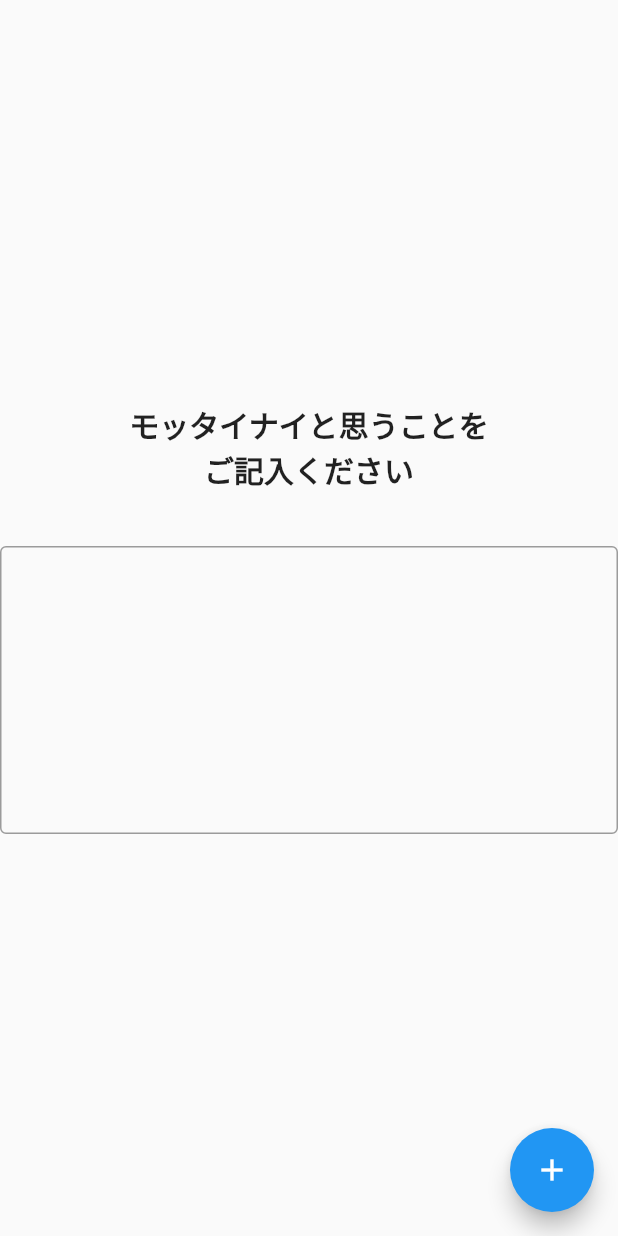
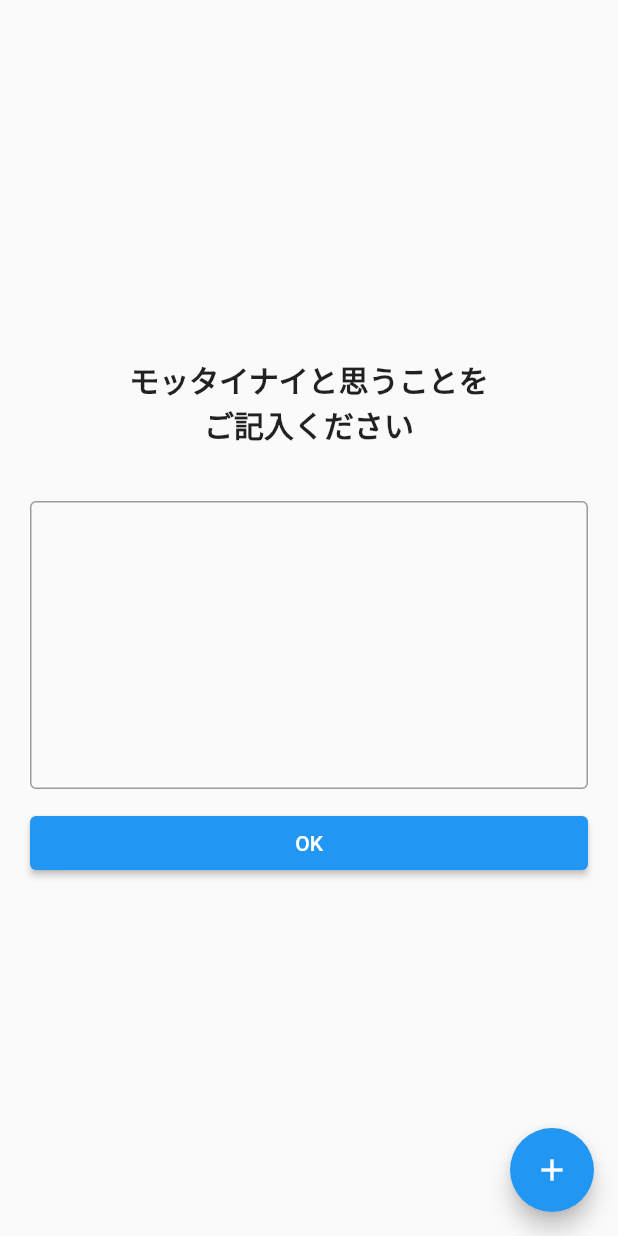
Before and after one commit to kenshukubo/test_flutter, a Flutter app: the screen it shows after launch, on a phone screen of 412 x 824 dp. Run offline on Flutter 3.47's test engine with Material 2 defaults, Android fonts, the phone set to English and light mode, and no system bars.

Commit message:
button設置とサイズ調整

```diff
--- a/lib/main.dart
+++ b/lib/main.dart
@@ -45,18 +45,36 @@ class _MyHomePageState extends State<MyHomePage> {
         child: Column(
           mainAxisAlignment: MainAxisAlignment.center,
           children: <Widget>[
+            // Image.asset('images/nomikai_happy.png'),
             Text(
                 'モッタイナイと思うことを\nご記入ください',
                 style: TextStyle(fontSize: 20, fontWeight: FontWeight.bold),
                 textAlign: TextAlign.center,
             ),
             SizedBox(height: 36,),
-            TextField(
-              maxLines: 8,
-              decoration: InputDecoration(
-                border: OutlineInputBorder(),
-              ),
+            Padding(
+                padding: const EdgeInsets.symmetric(horizontal: 20),
+                child: SizedBox(
+                    width: double.infinity,
+                    child:  TextField(
+                      maxLines: 8,
+                      decoration: InputDecoration(
+                        border: OutlineInputBorder(),
+                      ),
+                    )
+                )
             ),
+            SizedBox(height: 12,),
+            Padding(
+                padding: const EdgeInsets.symmetric(horizontal: 20),
+                child: SizedBox(
+                    width: double.infinity,
+                    child:  ElevatedButton(
+                      child: const Text('OK'),
+                      onPressed: () {},
+                    )
+                )
+            )
           ],
         ),
       ),
```
